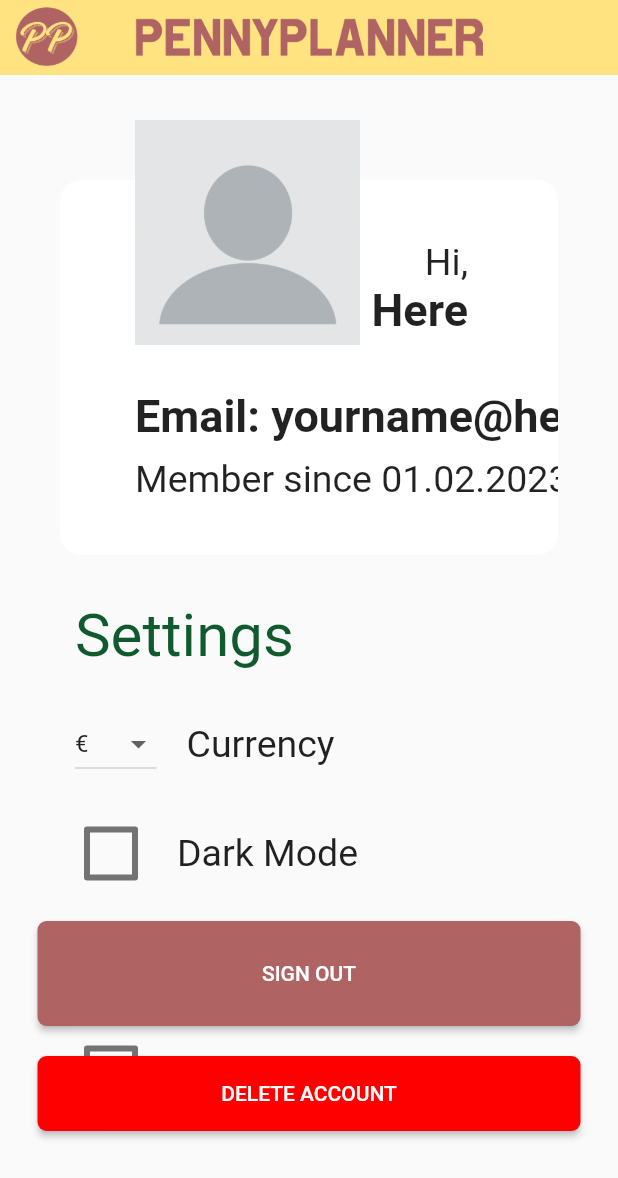
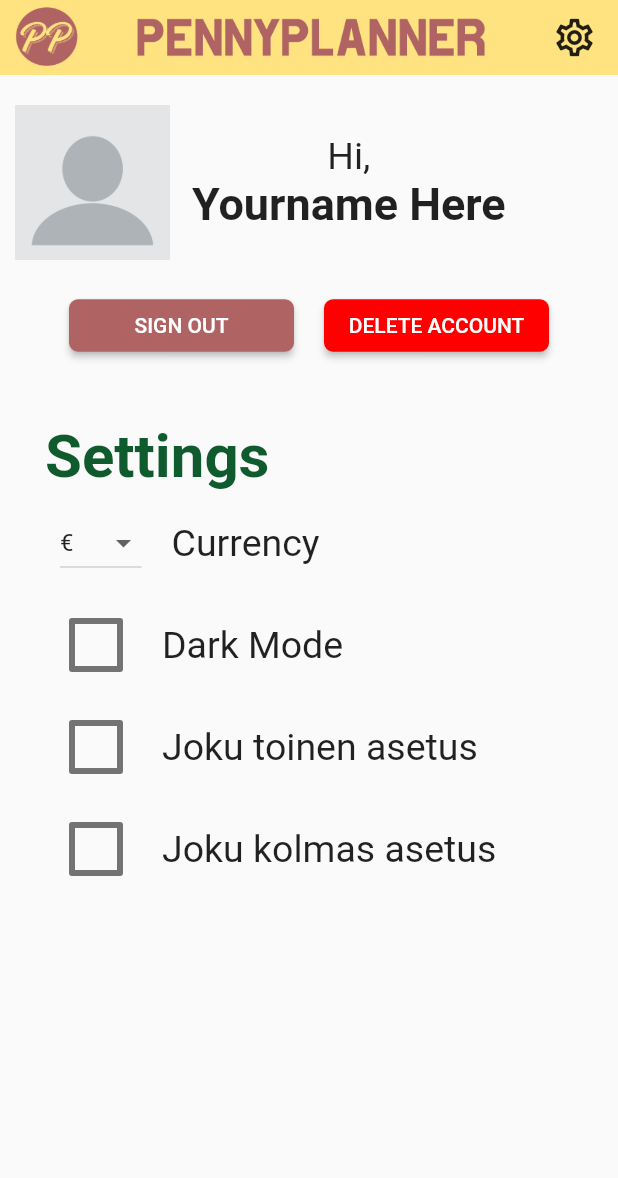
Before and after one commit to Shambambulish/PennyPlanner, a Flutter app: the SettingsPage screen opened directly, on a phone screen of 412 x 824 dp. Shown: the top 1178 px of the screen. Run offline on Flutter 3.47's test engine with Material 2 defaults, Android fonts, the phone set to English and light mode, and no system bars; our stand-ins replace expandable, flutter_local_notifications, pie_chart, rxdart, timezone; Roboto replaces fonts that are missing (Hind Siliguri).

Commit message:
cleanup, fix nested widgets

```diff
--- a/pennyplanner/lib/main.dart
+++ b/pennyplanner/lib/main.dart
@@ -1,5 +1,6 @@
 import 'package:flutter/material.dart';
 import 'package:pennyplanner/pages/home_page.dart';
+import 'package:pennyplanner/pages/settings_page.dart';
 
 void main() {
   runApp(const MyApp());
@@ -16,7 +17,7 @@ class MyApp extends StatelessWidget {
       theme: ThemeData(
         primarySwatch: Colors.blue,
       ),
-      home: const HomePage(), //MUISTA VAIHTAA TAKAISIN WELCOMEEN
+      home: const SettingsPage(), //MUISTA VAIHTAA TAKAISIN WELCOMEEN
     );
   }
 }
--- a/pennyplanner/lib/pages/settings_page.dart
+++ b/pennyplanner/lib/pages/settings_page.dart
@@ -26,92 +26,98 @@ class _SettingsPageState extends State<SettingsPage> {
   Widget build(BuildContext context) {
     return Scaffold(
       appBar: const PPAppBar(
-        title: 'Settings',
-        returnToHomePage: true,
-        showSettingsBtn: false,
+        title: 'Home Page',
+        returnToHomePage: false,
+        showSettingsBtn: true,
       ),
-      body: Stack(
-        children: [
-          Positioned(
-            top: 70,
-            left: 40,
-            right: 40,
-            child: Container(
-              width: 422,
-              height: 250,
-              decoration: BoxDecoration(
-                color: Colors.white,
-                borderRadius: BorderRadius.circular(14),
-              ),
-              child: Stack(children: [
-                Container(
-                  alignment: Alignment.topRight,
-                  padding: const EdgeInsets.only(right: 60, top: 40),
-                  child: Column(
-                      crossAxisAlignment: CrossAxisAlignment.end,
-                      children: const [
-                        Text("Hi,",
-                            textAlign: TextAlign.right,
-                            style: TextStyle(
-                              fontSize: 25,
-                            )),
-                        Text("Yourname Here",
-                            textAlign: TextAlign.right,
-                            style: TextStyle(
-                                fontSize: 30, fontWeight: FontWeight.bold))
-                      ]),
-                ),
-                Positioned(
-                  left: 50,
-                  top: 100,
-                  child: Container(
-                    alignment: Alignment.bottomCenter,
-                    padding: const EdgeInsets.only(top: 40),
+      body: SingleChildScrollView(
         child: Column(
           mainAxisAlignment: MainAxisAlignment.center,
-                        crossAxisAlignment: CrossAxisAlignment.start,
-                        children: const [
-                          Text("Email: yourname@here.com",
-                              textAlign: TextAlign.left,
-                              style: TextStyle(
-                                  fontSize: 30, fontWeight: FontWeight.bold)),
-                          SizedBox(height: 10),
-                          Text("Member since 01.02.2023",
+          children: [
+            Container(
+              padding: const EdgeInsets.only(top: 20, left: 10),
+              child: Row(
+                children: [
+                  Image.asset(
+                    'assets/blank_profile_pic.png',
+                    width: MediaQuery.of(context).size.width / 4,
+                  ),
+                  Container(
+                    padding: EdgeInsets.all(15),
+                    child: Column(
+                      children: [
+                        const Text(
+                          "Hi,",
                           textAlign: TextAlign.left,
                           style: TextStyle(
                             fontSize: 25,
-                              )),
-                        ]),
-                  ),
-                )
-              ]),
                           ),
                         ),
-          Positioned(
-            top: 30,
-            left: 90,
-            child: Image.asset(
-              'assets/blank_profile_pic.png',
-              width: 150,
-              height: 150,
+                        const Text(
+                          "Yourname Here",
+                          textAlign: TextAlign.right,
+                          style: TextStyle(
+                              fontSize: 30, fontWeight: FontWeight.bold),
+                        ),
+                      ],
                     ),
                   ),
-          Positioned(
-              top: 350,
-              bottom: 100,
-              left: 50,
-              child: Column(
+                ],
+              ),
+            ),
+            Container(
+              padding: EdgeInsets.only(top: 20, bottom: 40),
+              child: Row(
+                mainAxisAlignment: MainAxisAlignment.center,
                 children: [
+                  ElevatedButton(
+                    onPressed: () {
+                      const snackBar = SnackBar(content: Text('Signing out'));
+                      ScaffoldMessenger.of(context).showSnackBar(snackBar);
+                      Navigator.pushReplacement(
+                          context,
+                          MaterialPageRoute(
+                              builder: (context) => const WelcomePage()));
+                    },
+                    style: ElevatedButton.styleFrom(
+                      minimumSize: const Size(150, 35),
+                      backgroundColor: const Color(0xffaf6363),
+                      shape: RoundedRectangleBorder(
+                          borderRadius: BorderRadius.circular(6.0)),
+                    ),
+                    child: const Text('SIGN OUT'),
+                  ),
+                  const SizedBox(width: 20),
+                  ElevatedButton(
+                    onPressed: () {
+                      // ***** DELETE ACCOUNT *********
+                    },
+                    style: ElevatedButton.styleFrom(
+                      minimumSize: const Size(150, 35),
+                      backgroundColor: const Color.fromARGB(255, 255, 0, 0),
+                      shape: RoundedRectangleBorder(
+                          borderRadius: BorderRadius.circular(6.0)),
+                    ),
+                    child: const Text('DELETE ACCOUNT'),
+                  ),
+                ],
+              ),
+            ),
             Container(
+              padding: const EdgeInsets.only(left: 30),
               alignment: Alignment.centerLeft,
-                      width: MediaQuery.of(context).size.width,
-                      child: const Text("Settings",
+              child: const Text(
+                "Settings",
                 style: TextStyle(
                   fontSize: 40,
+                  fontWeight: FontWeight.bold,
                   fontFamily: "Hind Siliguri",
-                              color: Color(0xff0F5B2E)))),
-                  const SizedBox(height: 25),
+                  color: Color(0xff0F5B2E),
+                ),
+              ),
+            ),
             Container(
+                padding: const EdgeInsets.only(left: 40, top: 10, bottom: 10),
                 alignment: Alignment.centerLeft,
                 width: MediaQuery.of(context).size.width,
                 child: Row(
@@ -119,8 +125,7 @@ class _SettingsPageState extends State<SettingsPage> {
                     DropdownButton(
                         value: currencySetting,
                         items: currencyValues
-                                  .map<DropdownMenuItem<String>>(
-                                      (String value) {
+                            .map<DropdownMenuItem<String>>((String value) {
                           return DropdownMenuItem<String>(
                             value: value,
                             child: Text(value),
@@ -139,8 +144,8 @@ class _SettingsPageState extends State<SettingsPage> {
                     )
                   ],
                 )),
-                  const SizedBox(height: 25),
             Container(
+              padding: const EdgeInsets.only(left: 40, top: 10, bottom: 10),
               alignment: Alignment.centerLeft,
               width: MediaQuery.of(context).size.width,
               child: Row(
@@ -162,13 +167,14 @@ class _SettingsPageState extends State<SettingsPage> {
                   ),
                   Container(
                     padding: const EdgeInsets.only(left: 20),
-                            child: const Text("Dark Mode",
-                                style: TextStyle(fontSize: 25)),
+                    child:
+                        const Text("Dark Mode", style: TextStyle(fontSize: 25)),
                   )
                 ],
-                      )),
-                  const SizedBox(height: 25),
+              ),
+            ),
             Container(
+              padding: const EdgeInsets.only(left: 40, top: 10, bottom: 10),
               alignment: Alignment.centerLeft,
               width: MediaQuery.of(context).size.width,
               child: Row(
@@ -188,9 +194,10 @@ class _SettingsPageState extends State<SettingsPage> {
                         style: TextStyle(fontSize: 25)),
                   )
                 ],
-                      )),
-                  const SizedBox(height: 25),
+              ),
+            ),
             Container(
+              padding: const EdgeInsets.only(left: 40, top: 10, bottom: 10),
               alignment: Alignment.centerLeft,
               width: MediaQuery.of(context).size.width,
               child: Row(
@@ -212,56 +219,10 @@ class _SettingsPageState extends State<SettingsPage> {
                         style: TextStyle(fontSize: 25)),
                   )
                 ],
-                      ))
+              ),
+            ),
           ],
-              )),
-          Positioned(
-              left: 0,
-              right: 0,
-              bottom: 70,
-              child: Column(
-                mainAxisAlignment: MainAxisAlignment.center,
-                children: [
-                  SizedBox(
-                      width: MediaQuery.of(context).size.width - 50,
-                      height: 70,
-                      child: ElevatedButton(
-                        onPressed: () {
-                          const snackBar =
-                              SnackBar(content: Text('Signing out'));
-                          ScaffoldMessenger.of(context).showSnackBar(snackBar);
-                          Navigator.pushReplacement(
-                              context,
-                              MaterialPageRoute(
-                                  builder: (context) => const WelcomePage()));
-                        },
-                        style: ElevatedButton.styleFrom(
-                          minimumSize: const Size(150, 35),
-                          backgroundColor: const Color(0xffaf6363),
-                          shape: RoundedRectangleBorder(
-                              borderRadius: BorderRadius.circular(6.0)),
         ),
-                        child: const Text('SIGN OUT'),
-                      )),
-                  const SizedBox(height: 20),
-                  SizedBox(
-                      width: MediaQuery.of(context).size.width - 50,
-                      height: 50,
-                      child: ElevatedButton(
-                        onPressed: () {
-                          // ***** DELETE ACCOUNT *********
-                        },
-                        style: ElevatedButton.styleFrom(
-                          minimumSize: const Size(150, 35),
-                          backgroundColor: const Color.fromARGB(255, 255, 0, 0),
-                          shape: RoundedRectangleBorder(
-                              borderRadius: BorderRadius.circular(6.0)),
-                        ),
-                        child: const Text('DELETE ACCOUNT'),
-                      )),
-                ],
-              )),
-        ],
       ),
     );
   }
```
Lines whose indentation alone changed are shown as unchanged.
